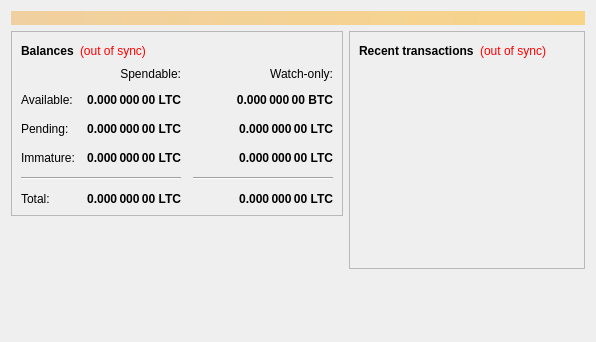
Old version of the form src/qt/forms/overviewpage.ui in the repository GwangJin/gwangmoney-core.
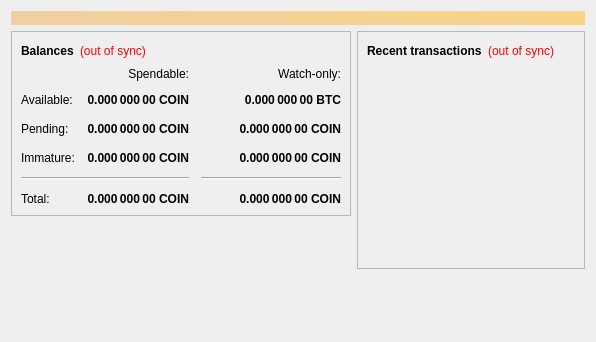
New version of the form.

Commit message: LTC->COIN

```diff
--- a/src/qt/forms/overviewpage.ui
+++ b/src/qt/forms/overviewpage.ui
@@ -112,7 +112,7 @@
                <string>Unconfirmed transactions to watch-only addresses</string>
               </property>
               <property name="text">
-               <string notr="true">0.000 000 00 LTC</string>
+               <string notr="true">0.000 000 00 COIN</string>
               </property>
               <property name="alignment">
                <set>Qt::AlignRight|Qt::AlignTrailing|Qt::AlignVCenter</set>
@@ -137,7 +137,7 @@
                <string>Total of transactions that have yet to be confirmed, and do not yet count toward the spendable balance</string>
               </property>
               <property name="text">
-               <string notr="true">0.000 000 00 LTC</string>
+               <string notr="true">0.000 000 00 COIN</string>
               </property>
               <property name="alignment">
                <set>Qt::AlignRight|Qt::AlignTrailing|Qt::AlignVCenter</set>
@@ -162,7 +162,7 @@
                <string>Mined balance in watch-only addresses that has not yet matured</string>
               </property>
               <property name="text">
-               <string notr="true">0.000 000 00 LTC</string>
+               <string notr="true">0.000 000 00 COIN</string>
               </property>
               <property name="alignment">
                <set>Qt::AlignRight|Qt::AlignTrailing|Qt::AlignVCenter</set>
@@ -220,7 +220,7 @@
                <string>Mined balance that has not yet matured</string>
               </property>
               <property name="text">
-               <string notr="true">0.000 000 00 LTC</string>
+               <string notr="true">0.000 000 00 COIN</string>
               </property>
               <property name="alignment">
                <set>Qt::AlignRight|Qt::AlignTrailing|Qt::AlignVCenter</set>
@@ -265,7 +265,7 @@
                <string>Your current total balance</string>
               </property>
               <property name="text">
-               <string notr="true">0.000 000 00 LTC</string>
+               <string notr="true">0.000 000 00 COIN</string>
               </property>
               <property name="alignment">
                <set>Qt::AlignRight|Qt::AlignTrailing|Qt::AlignVCenter</set>
@@ -290,7 +290,7 @@
                <string>Current total balance in watch-only addresses</string>
               </property>
               <property name="text">
-               <string notr="true">0.000 000 00 LTC</string>
+               <string notr="true">0.000 000 00 COIN</string>
               </property>
               <property name="alignment">
                <set>Qt::AlignRight|Qt::AlignTrailing|Qt::AlignVCenter</set>
@@ -332,7 +332,7 @@
                <string>Your current spendable balance</string>
               </property>
               <property name="text">
-               <string notr="true">0.000 000 00 LTC</string>
+               <string notr="true">0.000 000 00 COIN</string>
               </property>
               <property name="alignment">
                <set>Qt::AlignRight|Qt::AlignTrailing|Qt::AlignVCenter</set>
```
The commit also changes 33 other files.
